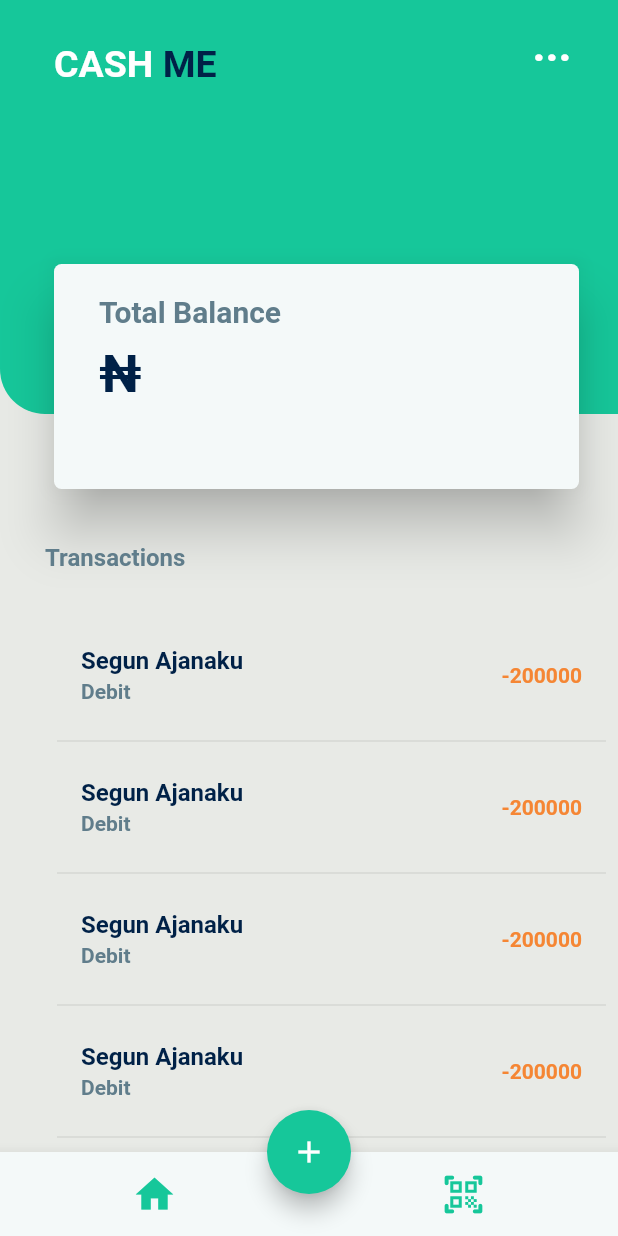
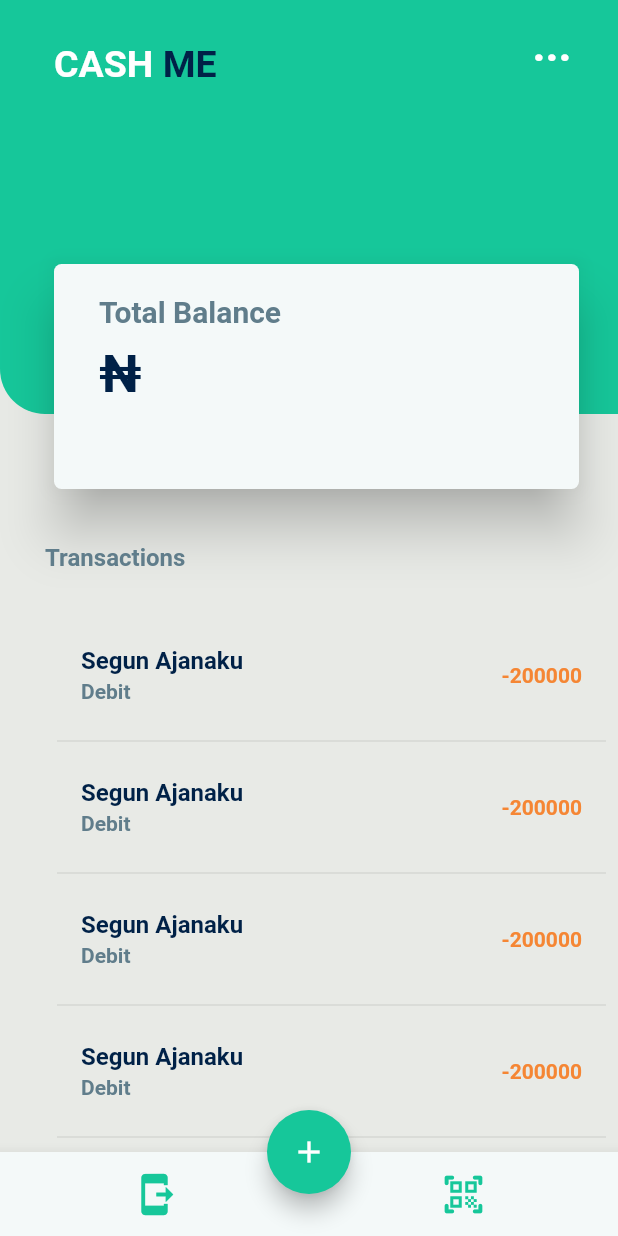
Before and after one commit to kushalfayeed123/cashme, a Flutter app: the HomeScreen screen opened by its route, on a phone screen of 412 x 824 dp. Run offline on Flutter 3.47's test engine with Material 2 defaults, Android fonts, the phone set to English and light mode, and no system bars; our stand-ins replace animated_splash_screen, awesome_dialog, cloud_firestore, firebase_auth, firebase_core, flutter_spinkit and 4 more; accounts and stored records are empty; Roboto replaces fonts that are missing (Montserrat, San Francisco).

Commit message:
change icon

```diff
--- a/lib/ui/views/home/home_screen.dart
+++ b/lib/ui/views/home/home_screen.dart
@@ -366,10 +366,10 @@ class _HomeScreenState extends State<HomeScreen> {
         items: const <BottomNavigationBarItem>[
           BottomNavigationBarItem(
             icon: Icon(
-              Icons.home,
+              Icons.send_to_mobile,
               color: Color(0xff16c79a),
             ),
-            label: 'Home',
+            label: 'Send',
           ),
           // BottomNavigationBarItem(
           //   icon: Icon(
```
